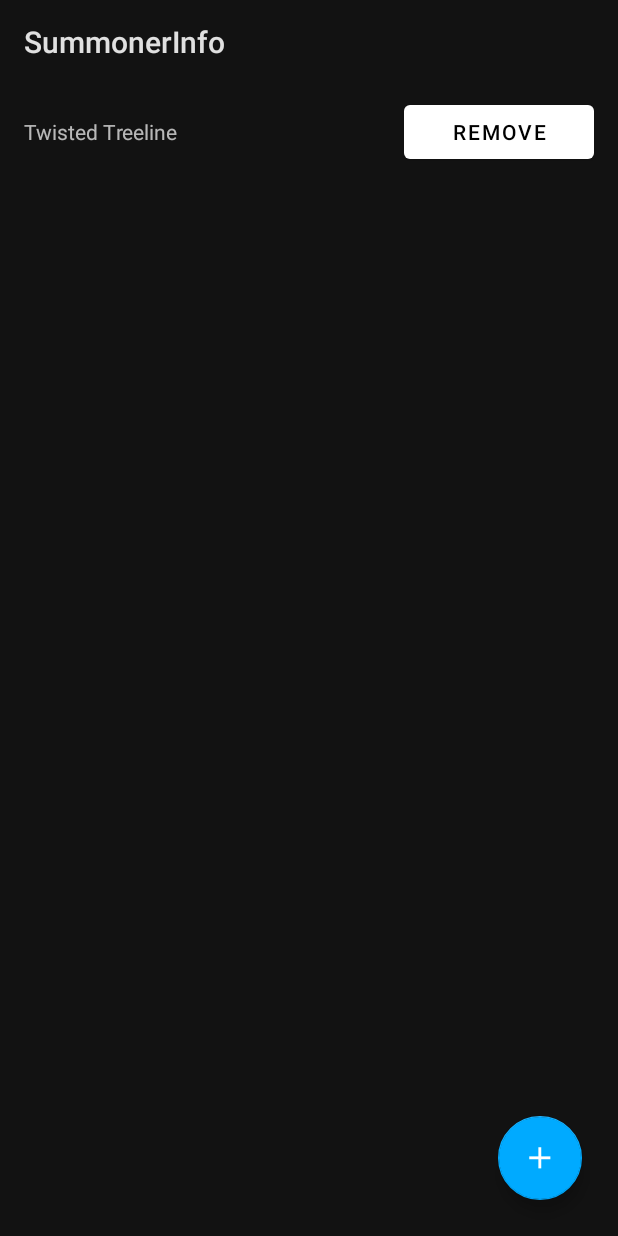
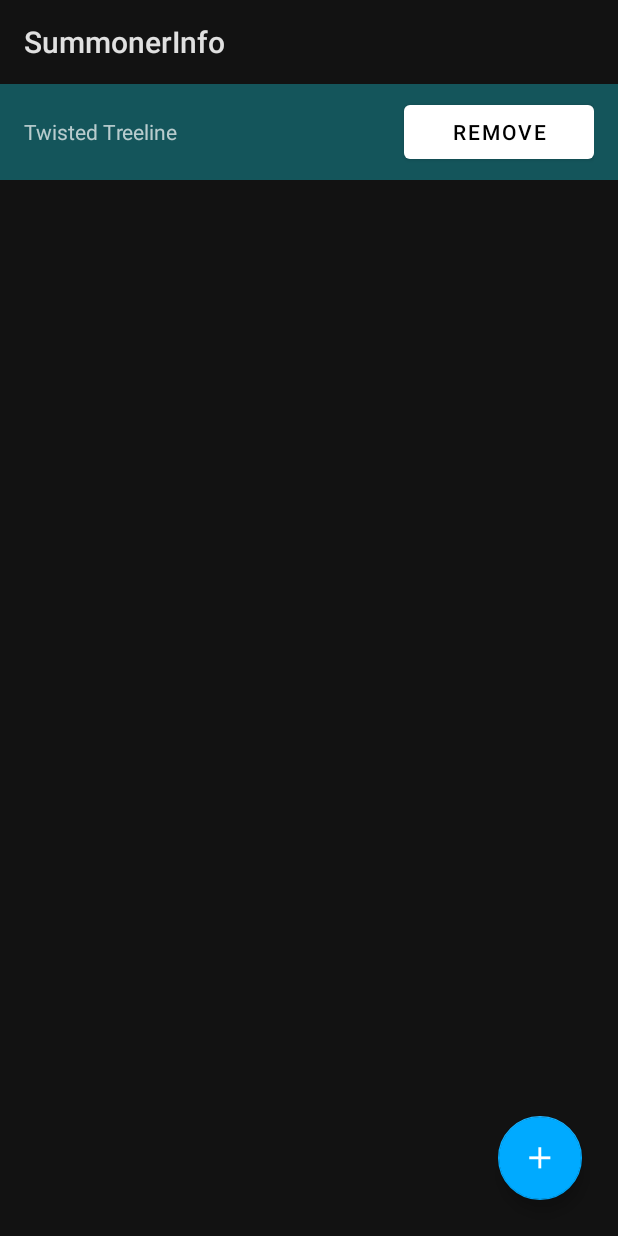
Before and after one commit to helo1223/SummonerInfo, an Android app: the screen it shows after launch (SummonerActivity), on a phone screen of 412 x 824 dp. Run offline under Robolectric (Android 15) with nearby library versions, the phone set to English and light mode, and no system bars.

Commit message:
Theme changes

```diff
--- a/app/src/main/res/layout/activity_details.xml
+++ b/app/src/main/res/layout/activity_details.xml
@@ -2,11 +2,12 @@
 <LinearLayout xmlns:android="http://schemas.android.com/apk/res/android"
     android:layout_width="match_parent"
     android:layout_height="match_parent"
+    android:background="@color/background"
     android:orientation="vertical"
-    android:paddingBottom="@dimen/activity_vertical_margin"
     android:paddingLeft="@dimen/activity_horizontal_margin"
+    android:paddingTop="@dimen/activity_vertical_margin"
     android:paddingRight="@dimen/activity_horizontal_margin"
-    android:paddingTop="@dimen/activity_vertical_margin">
+    android:paddingBottom="@dimen/activity_vertical_margin">
 
     <com.google.android.material.tabs.TabLayout
         android:id="@+id/tabLayout"
--- a/app/src/main/res/layout/item_history.xml
+++ b/app/src/main/res/layout/item_history.xml
@@ -8,7 +8,6 @@
     android:weightSum="15"
     android:layout_width="match_parent"
     android:layout_height="wrap_content"
-    android:background="@color/blue"
     android:orientation="vertical"
     android:layout_margin="0dp"
     android:id="@+id/rootlayout">
@@ -19,12 +18,15 @@
         android:layout_width="match_parent"
         android:layout_height="wrap_content"
         android:orientation="horizontal"
+        android:layout_marginBottom="1dp"
+
         android:id="@+id/historyHorizontalLayout">
 
         <LinearLayout
             android:layout_width="90dp"
             android:layout_height="100dp"
             android:orientation="vertical"
+
             android:id="@+id/championVerticalLayout">
 
             <ImageView
--- a/app/src/main/res/layout/item_summoner.xml
+++ b/app/src/main/res/layout/item_summoner.xml
@@ -2,11 +2,13 @@
 <LinearLayout xmlns:android="http://schemas.android.com/apk/res/android"
     android:layout_width="match_parent"
     android:layout_height="wrap_content"
+    android:background="@color/background2"
     android:orientation="horizontal"
+    android:paddingLeft="16dp"
+    android:paddingTop="8dp"
+    android:paddingRight="16dp"
     android:paddingBottom="8dp"
-    android:paddingLeft="16dp"
-    android:paddingRight="16dp"
-    android:paddingTop="8dp"
+    android:layout_marginBottom="1dp"
     android:weightSum="3">
 
     <TextView
--- a/app/src/main/res/values-night/themes.xml
+++ b/app/src/main/res/values-night/themes.xml
@@ -3,11 +3,11 @@
     <style name="Theme.SummonerInfo" parent="Theme.MaterialComponents.DayNight.DarkActionBar">
         <!-- Primary brand color. -->
         <item name="colorPrimary">@color/white</item>
-        <item name="colorPrimaryVariant">@color/purple_700</item>
+        <item name="colorPrimaryVariant">@color/accent</item>
         <item name="colorOnPrimary">@color/black</item>
         <!-- Secondary brand color. -->
         <item name="colorSecondary">@color/blue</item>
-        <item name="colorSecondaryVariant">@color/teal_200</item>
+        <item name="colorSecondaryVariant">@color/blue</item>
         <item name="colorOnSecondary">@color/white</item>
         <!-- Status bar color. -->
         <item name="android:statusBarColor" tools:targetApi="l">@color/dark_blue</item>
--- a/app/src/main/res/values/colors.xml
+++ b/app/src/main/res/values/colors.xml
@@ -1,10 +1,5 @@
 <?xml version="1.0" encoding="utf-8"?>
 <resources>
-    <color name="purple_200">#FFBB86FC</color>
-    <color name="purple_500">#FF6200EE</color>
-    <color name="purple_700">#FF3700B3</color>
-    <color name="teal_200">#FF03DAC5</color>
-    <color name="teal_700">#FF018786</color>
     <color name="black">#FF000000</color>
     <color name="white">#FFFFFFFF</color>
     <color name="blue">#00AAFF</color>
@@ -13,4 +8,11 @@
     <color name="grey">#888888</color>
     <color name="green">#339933</color>
     <color name="transparent">#00000000</color>
+    <color name="background">#0f2220</color>
+    <color name="background2">#14555b</color>
+    <color name="accent">#f4de93</color>
+    <color name="secondary">#3e3023</color>
+    <color name="secondary2">#564624</color>
+    <color name="purple_700">#a6f5d8</color>
+    <color name="teal_200">#a6f5d8</color>
 </resources>
--- a/app/src/main/res/values/strings.xml
+++ b/app/src/main/res/values/strings.xml
@@ -15,4 +15,6 @@
     <string name="result">%1$s</string>
     <string name="champ">%1$s (%2$d)</string>
     <string name="gamemode">%1$s</string>
+    <string name="mastery">Champion Mastery</string>
+    <string name="masteryLevel">%1$s</string>
 </resources>
--- a/app/src/main/res/values/themes.xml
+++ b/app/src/main/res/values/themes.xml
@@ -2,12 +2,12 @@
     <!-- Base application theme. -->
     <style name="Theme.SummonerInfo" parent="Theme.MaterialComponents.DayNight.DarkActionBar">
         <!-- Primary brand color. -->
-        <item name="colorPrimary">@color/purple_500</item>
-        <item name="colorPrimaryVariant">@color/purple_700</item>
-        <item name="colorOnPrimary">@color/white</item>
+        <item name="colorPrimary">@color/background</item>
+        <item name="colorPrimaryVariant">@color/background2</item>
+        <item name="colorOnPrimary">@color/accent</item>
         <!-- Secondary brand color. -->
-        <item name="colorSecondary">@color/teal_200</item>
-        <item name="colorSecondaryVariant">@color/teal_700</item>
+        <item name="colorSecondary">@color/background2</item>
+        <item name="colorSecondaryVariant">@color/secondary</item>
         <item name="colorOnSecondary">@color/black</item>
         <!-- Status bar color. -->
         <item name="android:statusBarColor" tools:targetApi="l">?attr/colorPrimaryVariant</item>
```
